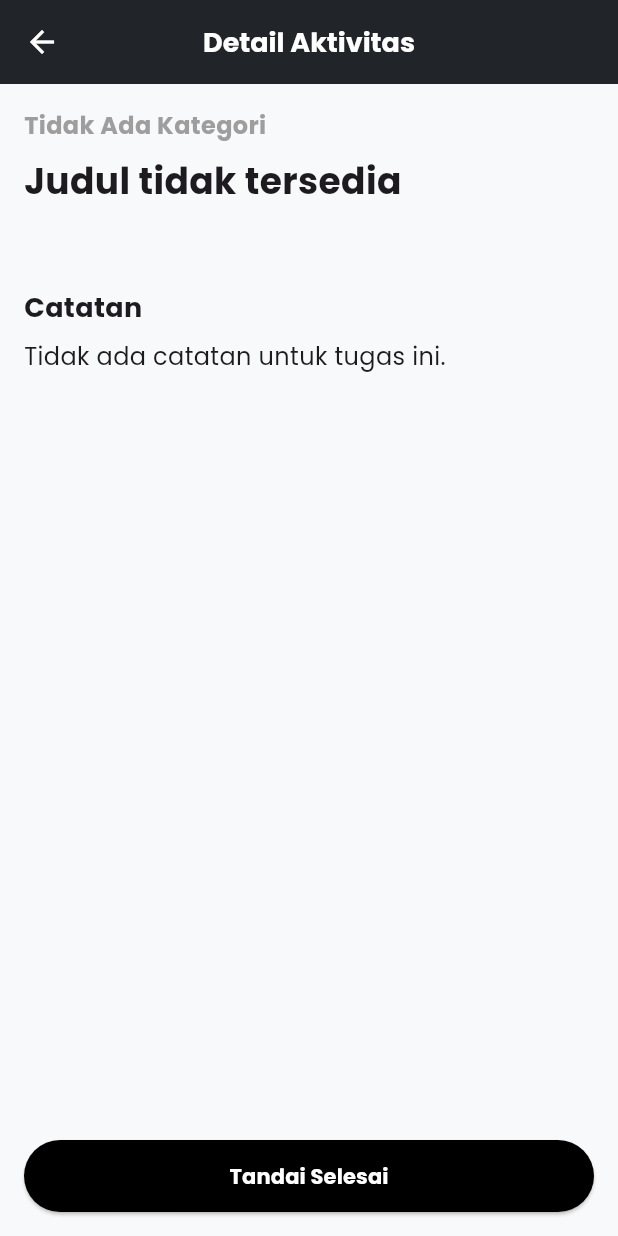
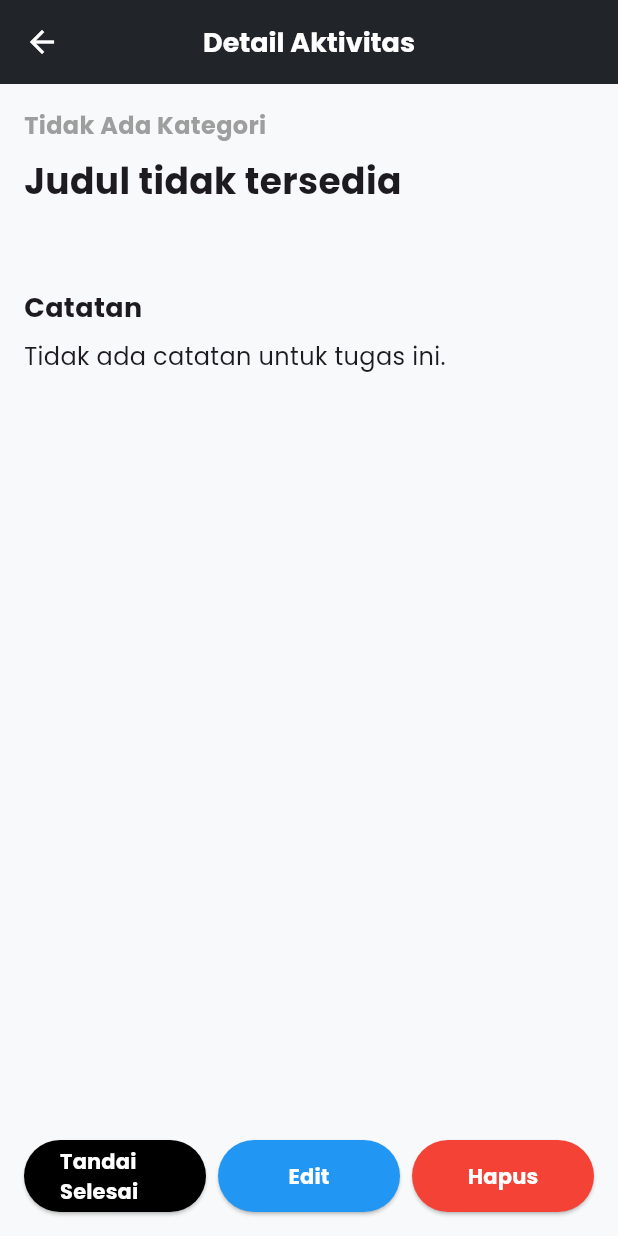
Before and after one commit to Nitaa1904/NoteQu_PPB05, a Flutter app: the DetailTugas screen opened directly with empty values, on a phone screen of 412 x 824 dp. Run offline on Flutter 3.47's test engine with Material 3 defaults, Android fonts, the phone set to English and light mode, and no system bars; our stand-ins replace flutter_local_notifications, google_fonts, table_calendar, timezone.

Commit message:
`feat: add CRUD functionality for deleting and marking tasks as completed in task details`

```diff
--- a/lib/pages/tugasku/detail_tugas.dart
+++ b/lib/pages/tugasku/detail_tugas.dart
@@ -1,10 +1,82 @@
 import 'package:flutter/material.dart';
 import 'package:notequ/design_system/styles/color.dart';
 
-class DetailTugas extends StatelessWidget {
+class DetailTugas extends StatefulWidget {
   final Map<String, String> task;
+  final void Function(Map<String, String>) onTaskUpdated;
+  final void Function() onTaskDeleted;
+  final void Function() onTaskCompleted;
 
-  const DetailTugas({super.key, required this.task});
+  const DetailTugas({
+    Key? key,
+    required this.task,
+    required this.onTaskUpdated,
+    required this.onTaskDeleted,
+    required this.onTaskCompleted,
+  }) : super(key: key);
+
+  @override
+  _DetailTugasState createState() => _DetailTugasState();
+}
+
+class _DetailTugasState extends State<DetailTugas> {
+  void _editTask() {
+    TextEditingController titleController =
+        TextEditingController(text: widget.task['title']);
+    TextEditingController noteController =
+        TextEditingController(text: widget.task['note']);
+
+    showDialog(
+      context: context,
+      builder: (context) {
+        return AlertDialog(
+          title: const Text('Edit Tugas'),
+          content: SingleChildScrollView(
+            child: Column(
+              crossAxisAlignment: CrossAxisAlignment.start,
+              children: [
+                TextField(
+                  controller: titleController,
+                  decoration: const InputDecoration(
+                    labelText: 'Judul',
+                    border: OutlineInputBorder(),
+                  ),
+                ),
+                const SizedBox(height: 16),
+                TextField(
+                  controller: noteController,
+                  decoration: const InputDecoration(
+                    labelText: 'Catatan',
+                    border: OutlineInputBorder(),
+                  ),
+                  maxLines: 3,
+                ),
+              ],
+            ),
+          ),
+          actions: [
+            TextButton(
+              onPressed: () {
+                Navigator.of(context).pop();
+              },
+              child: const Text('Batal'),
+            ),
+            ElevatedButton(
+              onPressed: () {
+                widget.onTaskUpdated({
+                  ...widget.task,
+                  'title': titleController.text,
+                  'note': noteController.text,
+                });
+                Navigator.of(context).pop();
+              },
+              child: const Text('Simpan'),
+            ),
+          ],
+        );
+      },
+    );
+  }
 
   @override
   Widget build(BuildContext context) {
@@ -27,10 +99,9 @@ class DetailTugas extends StatelessWidget {
         child: Column(
           crossAxisAlignment: CrossAxisAlignment.start,
           children: [
-            // Kategori
             Text(
-              task['category']?.isNotEmpty == true
-                  ? task['category']!
+              widget.task['category']?.isNotEmpty == true
+                  ? widget.task['category']!
                   : 'Tidak Ada Kategori',
               style: const TextStyle(
                 fontSize: 16,
@@ -39,30 +110,22 @@ class DetailTugas extends StatelessWidget {
               ),
             ),
             const SizedBox(height: 8),
-
-            // Judul Tugas
             Text(
-              task['title']?.isNotEmpty == true
-                  ? task['title']!
-                  : 'Judul tidak tersedia',
+              widget.task['title'] ?? 'Judul tidak tersedia',
               style: const TextStyle(
                 fontSize: 24,
                 fontWeight: FontWeight.bold,
               ),
             ),
             const SizedBox(height: 8),
-
-            // Tanggal dan Waktu
             Text(
-              '${task['date'] ?? ''} ${task['time'] != null && task['time']!.isNotEmpty ? '| ${task['time']}' : ''}',
+              '${widget.task['date'] ?? ''} ${widget.task['time'] != null && widget.task['time']!.isNotEmpty ? '| ${widget.task['time']}' : ''}',
               style: const TextStyle(
                 fontSize: 16,
                 color: Colors.grey,
               ),
             ),
             const SizedBox(height: 24),
-
-            // Catatan Tugas
             Column(
               crossAxisAlignment: CrossAxisAlignment.start,
               children: [
@@ -75,16 +138,12 @@ class DetailTugas extends StatelessWidget {
                 ),
                 const SizedBox(height: 8),
                 Text(
-                  task['note']?.isNotEmpty == true
-                      ? task['note']!
-                      : 'Tidak ada catatan untuk tugas ini.',
+                  widget.task['note'] ?? 'Tidak ada catatan untuk tugas ini.',
                   style: const TextStyle(fontSize: 16),
                 ),
               ],
             ),
             const Spacer(),
-
-            // Tombol Tandai Selesai
             Row(
               children: [
                 Expanded(
@@ -92,7 +151,8 @@ class DetailTugas extends StatelessWidget {
                     height: 48,
                     child: ElevatedButton(
                       onPressed: () {
-                        Navigator.pop(context, true); // Kirim status selesai
+                        widget.onTaskCompleted();
+                        Navigator.pop(context, true);
                       },
                       style: ElevatedButton.styleFrom(
                         foregroundColor: Colors.white,
@@ -100,6 +160,49 @@ class DetailTugas extends StatelessWidget {
                       ),
                       child: const Text(
                         'Tandai Selesai',
+                        style: TextStyle(
+                          fontSize: 14,
+                          fontWeight: FontWeight.bold,
+                        ),
+                      ),
+                    ),
+                  ),
+                ),
+                const SizedBox(width: 8),
+                Expanded(
+                  child: SizedBox(
+                    height: 48,
+                    child: ElevatedButton(
+                      onPressed: _editTask,
+                      style: ElevatedButton.styleFrom(
+                        foregroundColor: Colors.white,
+                        backgroundColor: Colors.blue,
+                      ),
+                      child: const Text(
+                        'Edit',
+                        style: TextStyle(
+                          fontSize: 14,
+                          fontWeight: FontWeight.bold,
+                        ),
+                      ),
+                    ),
+                  ),
+                ),
+                const SizedBox(width: 8),
+                Expanded(
+                  child: SizedBox(
+                    height: 48,
+                    child: ElevatedButton(
+                      onPressed: () {
+                        widget.onTaskDeleted();
+                        Navigator.pop(context, true);
+                      },
+                      style: ElevatedButton.styleFrom(
+                        foregroundColor: Colors.white,
+                        backgroundColor: Colors.red,
+                      ),
+                      child: const Text(
+                        'Hapus',
                         style: TextStyle(
                           fontSize: 14,
                           fontWeight: FontWeight.bold,
```
Also changed, not shown: lib/pages/kategori/kategori.dart (+15 -1 lines), lib/pages/tugasku/home.dart (+18 -0 lines), lib/pages/tugasku/tugasku.dart (+27 -5 lines).
